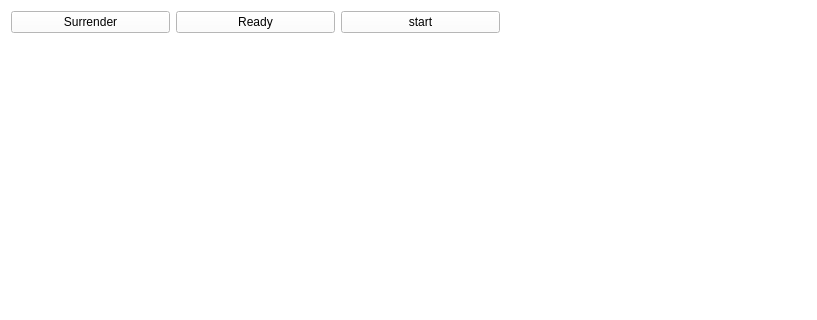
First picture: the form in HiddenChess/GameWidget.ui, repository Nekttuman/HiddenChess, before the edit; both pictures show x 0 to 817 and y 0 to 320 of the 817 by 524 pixel window.
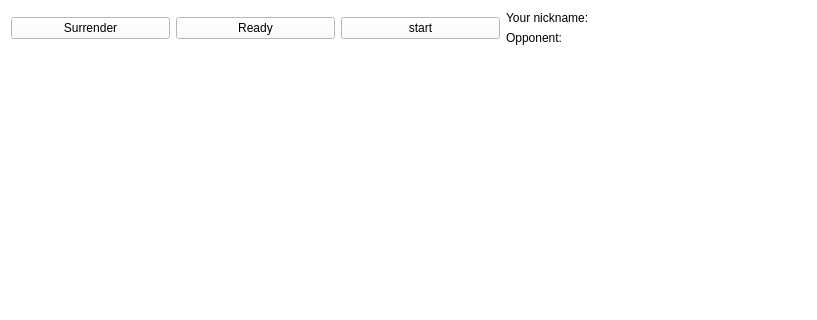
Second picture: the form after the edit. Custom widgets are drawn as their Qt base class.

What changed in the file:
```diff
--- a/HiddenChess/GameWidget.ui
+++ b/HiddenChess/GameWidget.ui
@@ -61,6 +61,38 @@
      </property>
     </widget>
    </item>
+   <item row="0" column="3">
+    <layout class="QGridLayout" name="gridLayout_3">
+     <item row="1" column="0">
+      <widget class="QLabel" name="label_2">
+       <property name="text">
+        <string>Opponent:</string>
+       </property>
+      </widget>
+     </item>
+     <item row="0" column="0">
+      <widget class="QLabel" name="label">
+       <property name="text">
+        <string>Your nickname:</string>
+       </property>
+      </widget>
+     </item>
+     <item row="0" column="1">
+      <widget class="QLabel" name="hostNickLineEdit">
+       <property name="text">
+        <string/>
+       </property>
+      </widget>
+     </item>
+     <item row="1" column="1">
+      <widget class="QLabel" name="opponentNickLineEdit">
+       <property name="text">
+        <string/>
+       </property>
+      </widget>
+     </item>
+    </layout>
+   </item>
   </layout>
  </widget>
  <layoutdefault spacing="6" margin="11"/>
```
